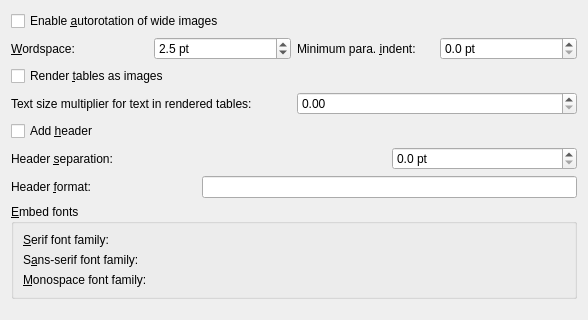
debian-calibre/calibre, file src/calibre/gui2/convert/lrf_output.ui: the form before one commit; both pictures show x 0 to 588 and y 0 to 320 of the 588 by 481 pixel window.
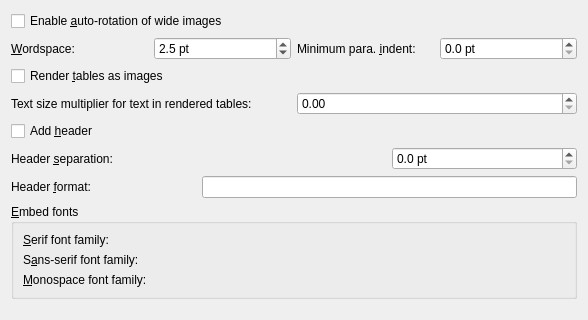
The form after the commit. Custom widgets are drawn as their Qt base class.

Patch:
```diff
--- a/src/calibre/gui2/convert/lrf_output.ui
+++ b/src/calibre/gui2/convert/lrf_output.ui
@@ -17,7 +17,7 @@
    <item>
     <widget class="QCheckBox" name="opt_autorotation">
      <property name="text">
-      <string>Enable &amp;autorotation of wide images</string>
+      <string>Enable &amp;auto-rotation of wide images</string>
      </property>
     </widget>
    </item>
```
